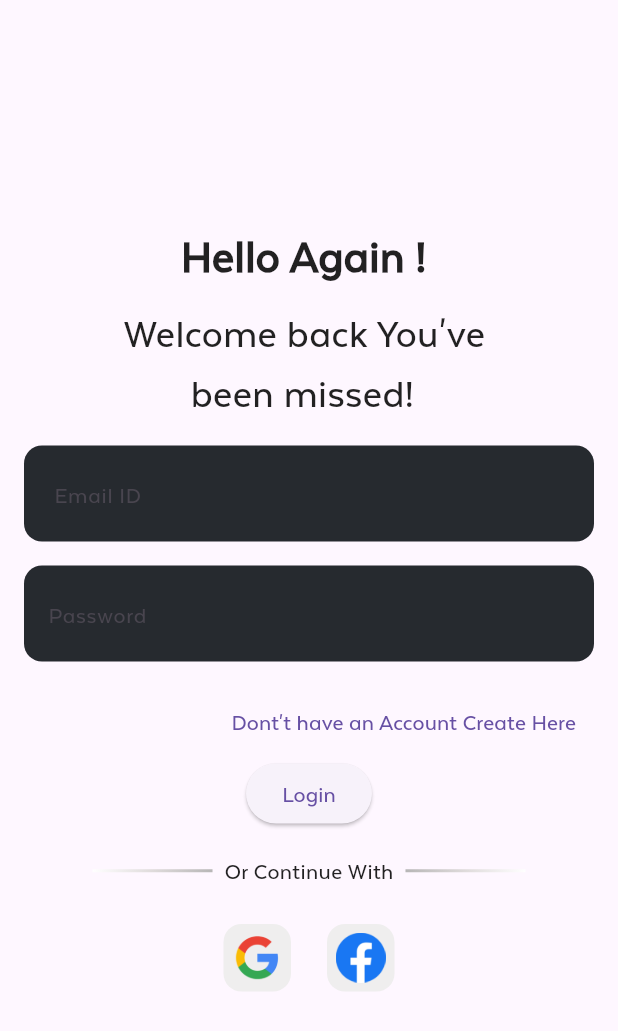
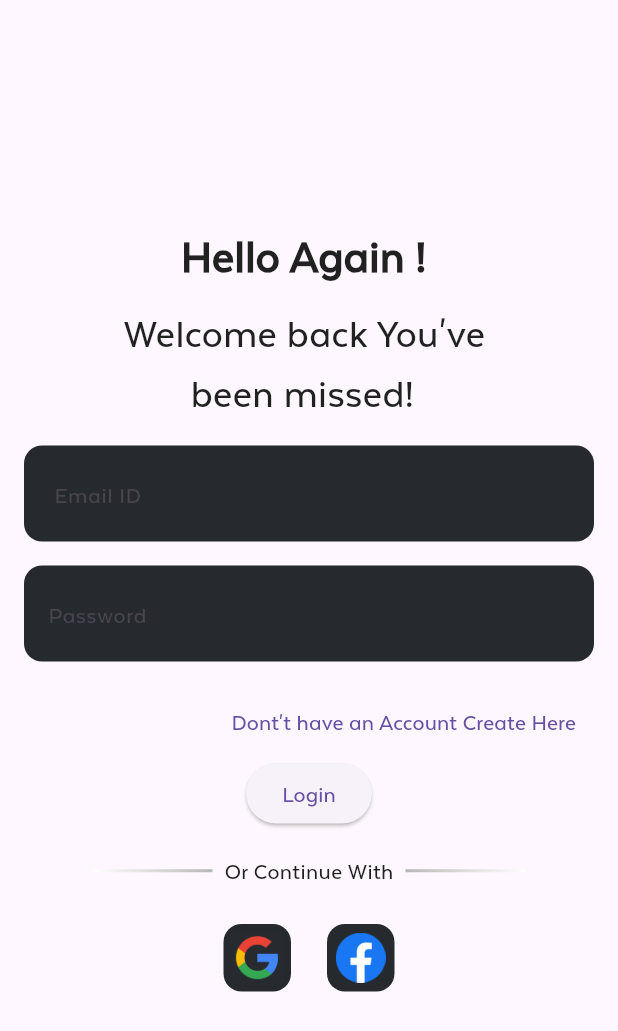
Before and after one commit to yashin4112/bynry-flutter-task, a Flutter app: the screen it shows after launch, after a tap on "Already have an Account Login Here", on a phone screen of 412 x 824 dp. Shown: the top 1031 px of the screen. Run offline on Flutter 3.47's test engine with Material 3 defaults, Android fonts, the phone set to English and light mode, and no system bars; our stand-ins replace dio, flutter_riverpod, flutter_svg, fluttertoast, hive_flutter, settings_ui; accounts and stored records are empty; network calls fail.

Commit message:
theme bugs fixes

```diff
--- a/lib/modules/auth/signin.dart
+++ b/lib/modules/auth/signin.dart
@@ -204,9 +204,8 @@
                             // color: const Color.fromARGB(
                             //     255, 44, 48, 53),
                             ////: const Color(0xFFEFEEEE),
-                            color: ref.watch(themesProvider) == ThemeMode.dark
-                                ? const Color.fromARGB(255, 38, 42, 47)
-                                : const Color(0xFFEFEEEE),
+                            color: ref.watch(themesProvider) == ThemeMode.light
+                                ? const Color(0xFFEFEEEE) : const Color.fromARGB(255, 38, 42, 47),
 
                             borderRadius: BorderRadius.circular(12.0),
                           ),
@@ -222,9 +221,8 @@
                           decoration: BoxDecoration(
                             // color: const Color.fromARGB(
                             //     255, 44, 48, 53), // : const Color(0xFFEFEEEE),
-                            color: ref.watch(themesProvider) == ThemeMode.dark
-                                ? const Color.fromARGB(255, 38, 42, 47)
-                                : const Color(0xFFEFEEEE),
+                            color: ref.watch(themesProvider) == ThemeMode.light
+                                ? const Color(0xFFEFEEEE) : const Color.fromARGB(255, 38, 42, 47),
 
                             borderRadius: BorderRadius.circular(12.0),
                           ),
```
